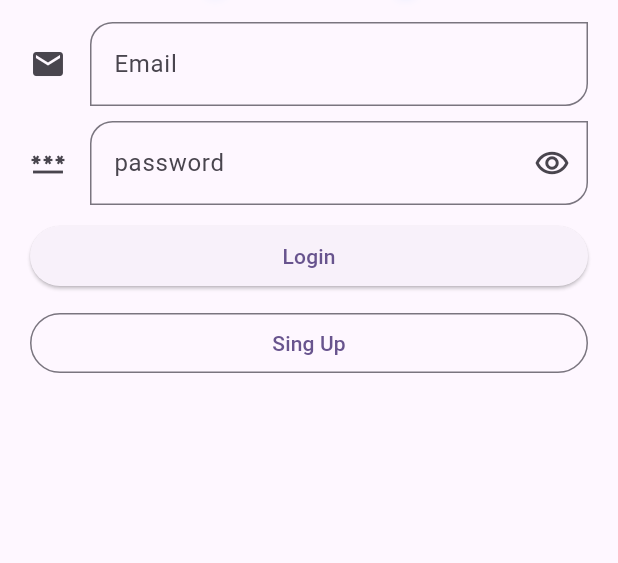
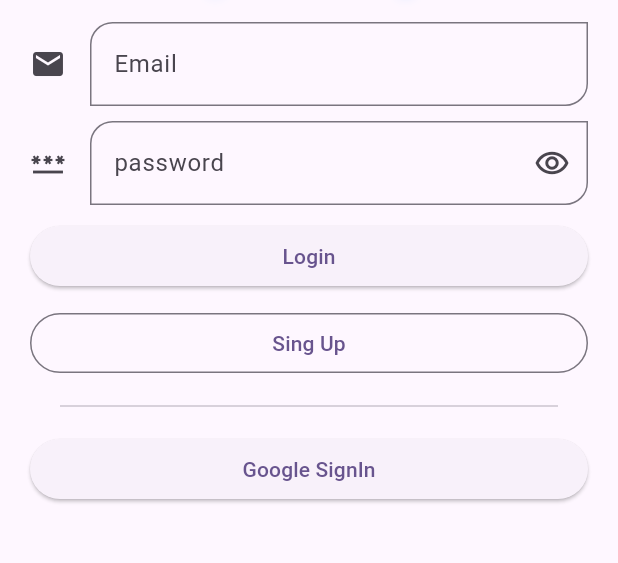
Before and after one commit to MJJP1364/supabse_project, a Flutter app: the screen it shows after launch, on a phone screen of 412 x 824 dp, the part 491-1054 px from its top. Run offline on Flutter 3.47's test engine with Material 2 defaults, Android fonts, the phone set to English and light mode, and no system bars; our stand-ins replace flutter_dotenv, get, google_sign_in, supabase_flutter; accounts and stored records are empty; network calls fail.

Commit message:
add google signin

```diff
--- a/lib/screens/home_page.dart
+++ b/lib/screens/home_page.dart
@@ -9,10 +9,10 @@ class HomePage extends StatelessWidget {
   @override
   Widget build(BuildContext context) {
     return Scaffold(
-      backgroundColor: Colors.grey,
+      // backgroundColor: const Color.fromARGB(255, 158, 158, 158),
       appBar: AppBar(
         elevation: 0,
-        backgroundColor: Colors.grey,
+        // backgroundColor: const Color.fromARGB(255, 158, 158, 158),
         centerTitle: true,
         title: const Text('Home Page'),
         actions: [
--- a/lib/screens/start_page.dart
+++ b/lib/screens/start_page.dart
@@ -6,6 +6,7 @@ import 'package:project/screens/widgets/input_text.dart';
 class StartPage extends StatelessWidget {
   StartPage({super.key});
   final controller = Get.put(StartPageController());
+
   final _formKey = GlobalKey<FormState>();
   @override
   Widget build(BuildContext context) {
@@ -85,7 +86,17 @@ class StartPage extends StatelessWidget {
                             }
                           },
                           child: const Text('Sing Up')),
-                )
+                ),
+                const SizedBox(height: 10),
+                const Divider(indent: 20, endIndent: 20),
+                const SizedBox(height: 10),
+                Obx(
+                  () => controller.googlesignInLoading.value == true
+                      ? const Center(child: CircularProgressIndicator())
+                      : ElevatedButton(
+                          onPressed: () => controller.googleSignIn(),
+                          child: const Text('Google SignIn')),
+                ),
               ],
             ),
           ),
--- a/pubspec.yaml
+++ b/pubspec.yaml
@@ -37,6 +37,7 @@ dependencies:
   flutter_dotenv: ^5.1.0
   get: ^4.6.5
   supabase_flutter: ^2.5.1
+  google_sign_in: ^6.1.6
 
 dev_dependencies:
   flutter_test:
```
Also changed, not shown: lib/controller/start_page_controller.dart (+62 -0 lines), pubspec.lock, 2 other files.
